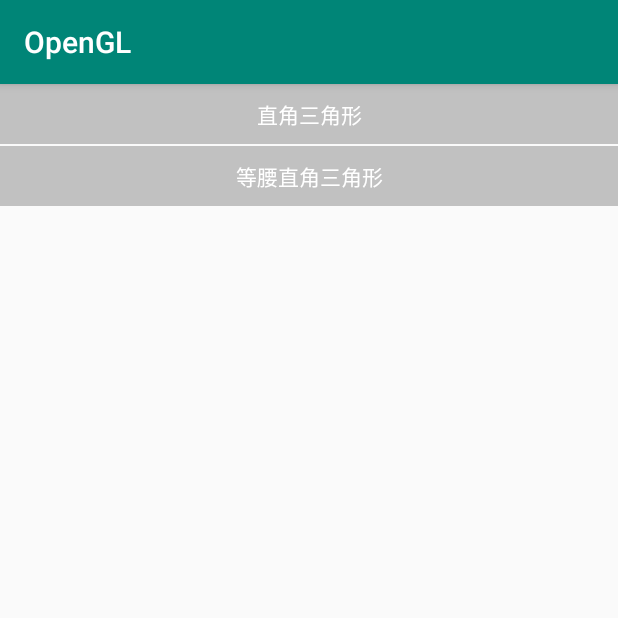
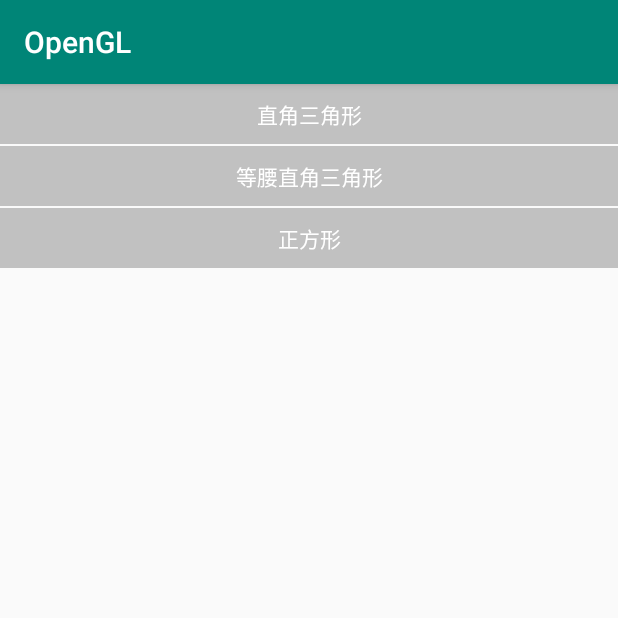
Before and after one commit to MannaYang/OpenGL, an Android app: the screen it shows after launch (MainActivity), on a phone screen of 412 x 824 dp, the top half of it. Run offline under Robolectric (Android 15) with nearby library versions, the phone set to English and light mode, and no system bars.

Commit message:
OpenGL ES 绘制正方形

```diff
--- a/app/src/main/AndroidManifest.xml
+++ b/app/src/main/AndroidManifest.xml
@@ -24,6 +24,7 @@
         </activity>
         <activity android:name=".render.triangle.TriangleActivity" />
         <activity android:name=".render.triangle.TriangleBothActivity" />
+        <activity android:name=".render.square.SquareActivity" />
     </application>
 
 </manifest>
--- a/app/src/main/java/com/manna/opengl/MainActivity.java
+++ b/app/src/main/java/com/manna/opengl/MainActivity.java
@@ -5,6 +5,7 @@ import android.support.v7.app.AppCompatActivity;
 import android.os.Bundle;
 import android.widget.TextView;
 
+import com.manna.opengl.render.square.SquareActivity;
 import com.manna.opengl.render.triangle.TriangleActivity;
 import com.manna.opengl.render.triangle.TriangleBothActivity;
 
@@ -13,7 +14,7 @@ import com.manna.opengl.render.triangle.TriangleBothActivity;
  */
 public class MainActivity extends AppCompatActivity {
 
-    private TextView tvTriangle,tvTriangleBoth;
+    private TextView tvTriangle, tvTriangleBoth, tvSquare;
 
     @Override
     protected void onCreate(Bundle savedInstanceState) {
@@ -27,6 +28,7 @@ public class MainActivity extends AppCompatActivity {
     private void init(){
         tvTriangle=findViewById(R.id.tv_triangle);
         tvTriangleBoth=findViewById(R.id.tv_triangle_both);
+        tvSquare = findViewById(R.id.tv_square);
     }
 
     private void initOnClick(){
@@ -39,5 +41,10 @@ public class MainActivity extends AppCompatActivity {
         tvTriangleBoth.setOnClickListener(v->{
             startActivity(new Intent(this, TriangleBothActivity.class));
         });
+
+        //正方形
+        tvSquare.setOnClickListener(v -> {
+            startActivity(new Intent(this, SquareActivity.class));
+        });
     }
 }
--- a/app/src/main/res/layout/activity_main.xml
+++ b/app/src/main/res/layout/activity_main.xml
@@ -26,4 +26,14 @@
         android:background="#c1c1c1"
         android:layout_marginTop="1dp"/>
 
+    <TextView
+        android:id="@+id/tv_square"
+        android:layout_width="match_parent"
+        android:layout_height="40dp"
+        android:text="正方形"
+        android:gravity="center"
+        android:textColor="#ffffff"
+        android:background="#c1c1c1"
+        android:layout_marginTop="1dp" />
+
 </LinearLayout>
```
Also changed, not shown: app/src/main/java/com/manna/opengl/render/square/Square.java (added, +113 -0 lines), app/src/main/java/com/manna/opengl/render/square/SquareActivity.java (added, +74 -0 lines), 1 other file.
